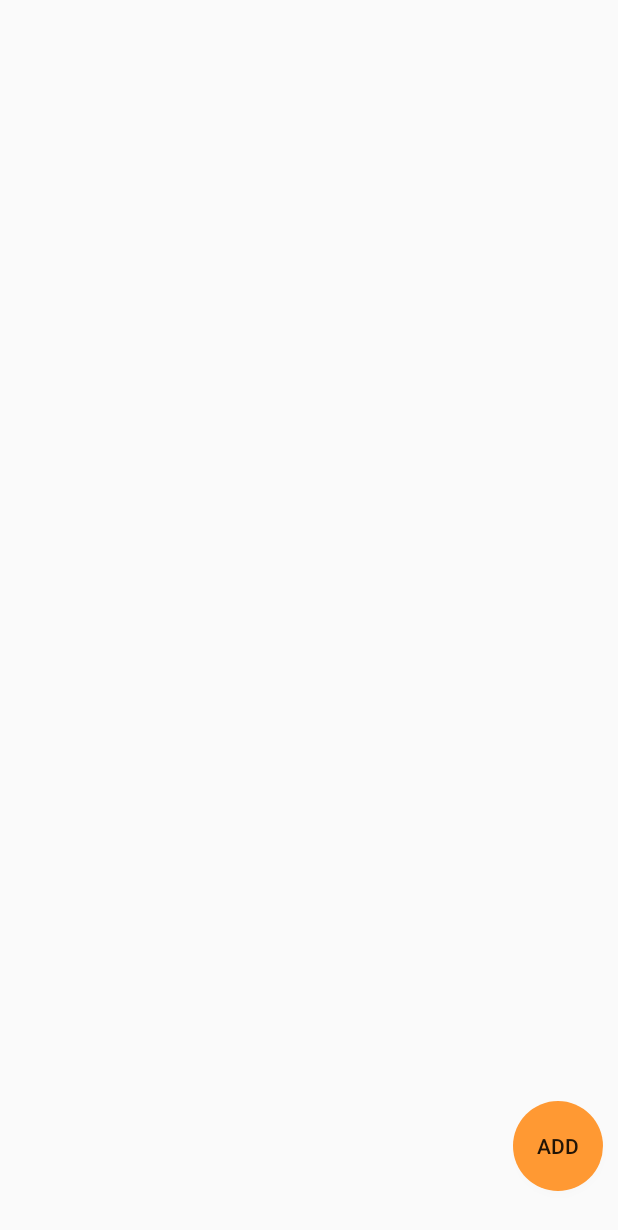
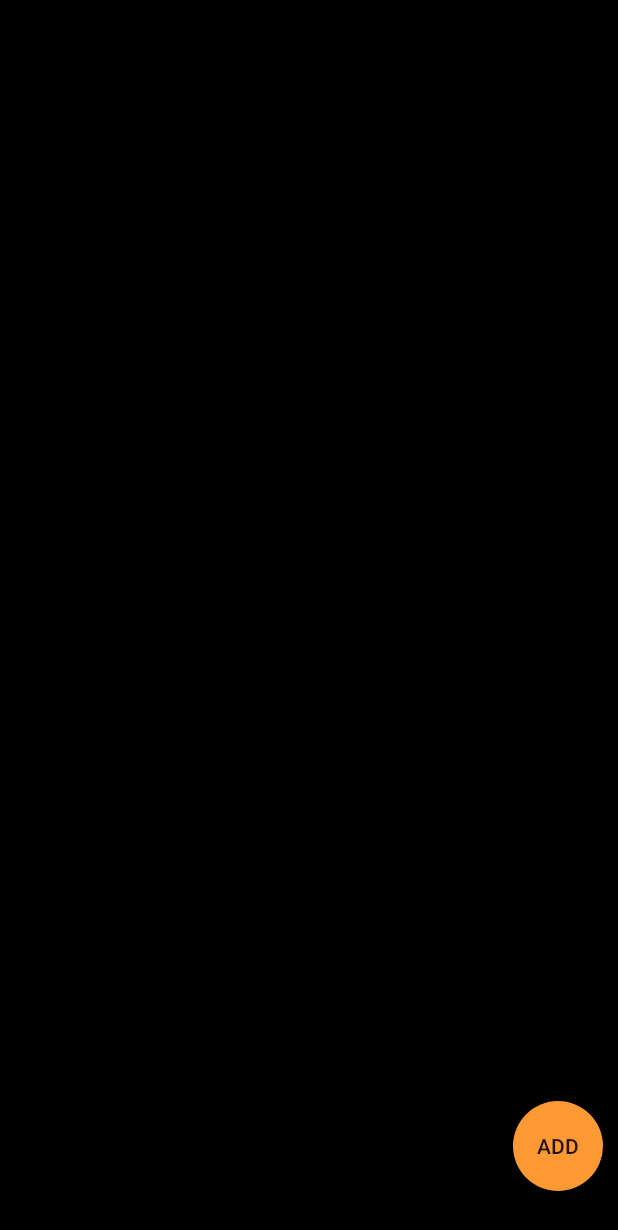
Before and after one commit to BlackAWhite8/NoticesApp, an Android app: the screen it shows after launch (MainActivity), on a phone screen of 412 x 824 dp. Shown: the top 1230 px of the screen. Run offline under Robolectric (Android 15) with nearby library versions, the phone set to English and light mode, and no system bars.

Commit message:
fixed few things

```diff
--- a/app/src/main/res/drawable/notice_text.xml
+++ /dev/null
@@ -1,6 +0,0 @@
-<?xml version="1.0" encoding="utf-8"?>
-<selector xmlns:android="http://schemas.android.com/apk/res/android">
-    <item>
-        <color android:color="#F000"/>
-    </item>
-</selector>
--- a/app/src/main/res/layout/activity_main.xml
+++ b/app/src/main/res/layout/activity_main.xml
@@ -5,7 +5,8 @@
     android:layout_width="match_parent"
     android:layout_height="match_parent"
     android:orientation="vertical"
-    tools:context=".MainActivity">
+    tools:context=".MainActivity"
+    android:background="@color/black">
     <Button
         android:id="@+id/createButton"
         android:layout_width="60dp"
--- a/app/src/main/res/layout/notice_create_activity.xml
+++ b/app/src/main/res/layout/notice_create_activity.xml
@@ -4,7 +4,7 @@
     android:layout_width="match_parent"
     android:layout_height="match_parent"
     android:orientation="vertical"
-    android:background="@drawable/notice_text">
+    android:background="@color/black">
 
     <Button
         android:id="@+id/doneButton"
@@ -22,7 +22,7 @@
         android:layout_marginLeft="10dp"
         android:layout_marginTop="70dp"
         android:layout_marginRight="10dp"
-        android:background="@drawable/notice_text"
+        android:background="@color/black"
         android:gravity="left|top"
         android:hint="@string/hintInNotice"
         android:inputType="textMultiLine"
--- a/app/src/main/res/layout/notices_list_item.xml
+++ b/app/src/main/res/layout/notices_list_item.xml
@@ -2,7 +2,7 @@
 <TextView xmlns:android="http://schemas.android.com/apk/res/android"
     android:layout_width="match_parent"
     android:layout_height="80dp"
-    android:textColor="#F099"
+    android:textColor="#FFFFFFFF"
     android:textStyle="bold"
     android:textSize="23sp"
     android:maxLines="1"
```
